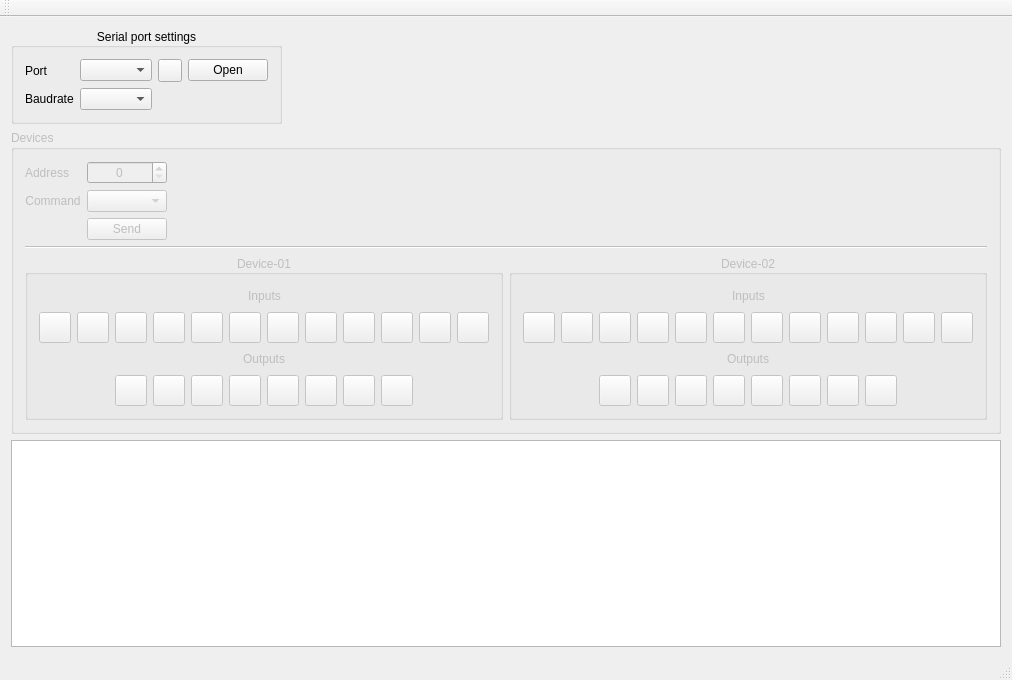
vlarry/emulator, file mainwindow.ui: the form before one commit.
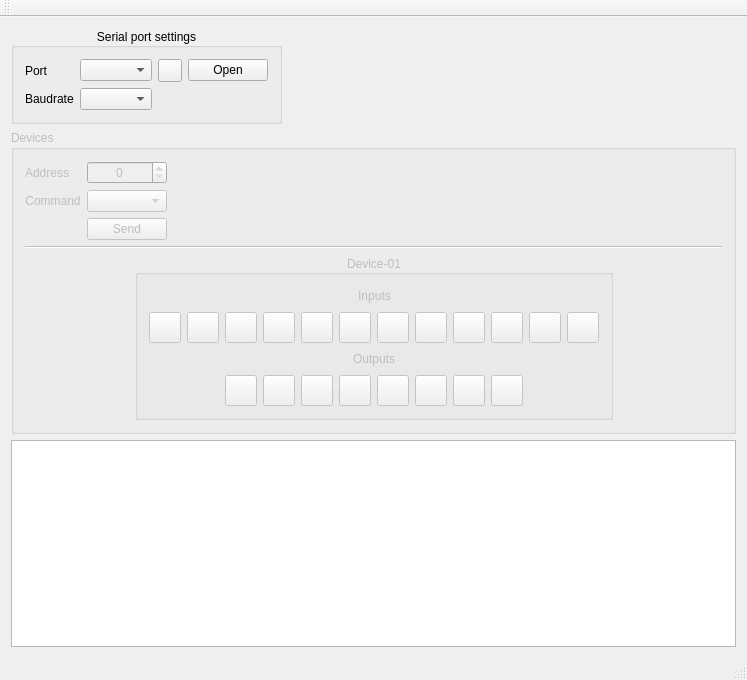
The form after the commit. Icons and pictures are not drawn. Custom widgets are drawn as their Qt base class.

```diff
--- a/mainwindow.ui
+++ b/mainwindow.ui
@@ -6,7 +6,7 @@
    <rect>
     <x>0</x>
     <y>0</y>
-    <width>978</width>
+    <width>747</width>
     <height>680</height>
    </rect>
   </property>
@@ -807,542 +807,6 @@
            </layout>
           </widget>
          </item>
-         <item>
-          <widget class="QGroupBox" name="groupDevice_02">
-           <property name="sizePolicy">
-            <sizepolicy hsizetype="Fixed" vsizetype="Fixed">
-             <horstretch>0</horstretch>
-             <verstretch>0</verstretch>
-            </sizepolicy>
-           </property>
-           <property name="title">
-            <string>Device-02</string>
-           </property>
-           <property name="alignment">
-            <set>Qt::AlignCenter</set>
-           </property>
-           <layout class="QVBoxLayout" name="verticalLayout_2">
-            <item>
-             <layout class="QHBoxLayout" name="horizontalLayout_6">
-              <item>
-               <spacer name="horizontalSpacer_6">
-                <property name="orientation">
-                 <enum>Qt::Horizontal</enum>
-                </property>
-                <property name="sizeHint" stdset="0">
-                 <size>
-                  <width>40</width>
-                  <height>20</height>
-                 </size>
-                </property>
-               </spacer>
-              </item>
-              <item>
-               <widget class="QLabel" name="lblInputs_2">
-                <property name="text">
-                 <string>Inputs</string>
-                </property>
-                <property name="alignment">
-                 <set>Qt::AlignCenter</set>
-                </property>
-               </widget>
-              </item>
-              <item>
-               <spacer name="horizontalSpacer_7">
-                <property name="orientation">
-                 <enum>Qt::Horizontal</enum>
-                </property>
-                <property name="sizeHint" stdset="0">
-                 <size>
-                  <width>40</width>
-                  <height>20</height>
-                 </size>
-                </property>
-               </spacer>
-              </item>
-             </layout>
-            </item>
-            <item>
-             <layout class="QHBoxLayout" name="horizontalLayout_7">
-              <item>
-               <widget class="CIODevice" name="IN2_1">
-                <property name="minimumSize">
-                 <size>
-                  <width>24</width>
-                  <height>24</height>
-                 </size>
-                </property>
-                <property name="text">
-                 <string/>
-                </property>
-                <property name="iconSize">
-                 <size>
-                  <width>24</width>
-                  <height>24</height>
-                 </size>
-                </property>
-               </widget>
-              </item>
-              <item>
-               <widget class="CIODevice" name="IN2_2">
-                <property name="minimumSize">
-                 <size>
-                  <width>24</width>
-                  <height>24</height>
-                 </size>
-                </property>
-                <property name="text">
-                 <string/>
-                </property>
-                <property name="iconSize">
-                 <size>
-                  <width>24</width>
-                  <height>24</height>
-                 </size>
-                </property>
-               </widget>
-              </item>
-              <item>
-               <widget class="CIODevice" name="IN2_3">
-                <property name="minimumSize">
-                 <size>
-                  <width>24</width>
-                  <height>24</height>
-                 </size>
-                </property>
-                <property name="text">
-                 <string/>
-                </property>
-                <property name="iconSize">
-                 <size>
-                  <width>24</width>
-                  <height>24</height>
-                 </size>
-                </property>
-               </widget>
-              </item>
-              <item>
-               <widget class="CIODevice" name="IN2_4">
-                <property name="minimumSize">
-                 <size>
-                  <width>24</width>
-                  <height>24</height>
-                 </size>
-                </property>
-                <property name="text">
-                 <string/>
-                </property>
-                <property name="iconSize">
-                 <size>
-                  <width>24</width>
-                  <height>24</height>
-                 </size>
-                </property>
-               </widget>
-              </item>
-              <item>
-               <widget class="CIODevice" name="IN2_5">
-                <property name="minimumSize">
-                 <size>
-                  <width>24</width>
-                  <height>24</height>
-                 </size>
-                </property>
-                <property name="text">
-                 <string/>
-                </property>
-                <property name="iconSize">
-                 <size>
-                  <width>24</width>
-                  <height>24</height>
-                 </size>
-                </property>
-               </widget>
-              </item>
-              <item>
-               <widget class="CIODevice" name="IN2_6">
-                <property name="minimumSize">
-                 <size>
-                  <width>24</width>
-                  <height>24</height>
-                 </size>
-                </property>
-                <property name="text">
-                 <string/>
-                </property>
-                <property name="iconSize">
-                 <size>
-                  <width>24</width>
-                  <height>24</height>
-                 </size>
-                </property>
-               </widget>
-              </item>
-              <item>
-               <widget class="CIODevice" name="IN2_7">
-                <property name="minimumSize">
-                 <size>
-                  <width>24</width>
-                  <height>24</height>
-                 </size>
-                </property>
-                <property name="text">
-                 <string/>
-                </property>
-                <property name="iconSize">
-                 <size>
-                  <width>24</width>
-                  <height>24</height>
-                 </size>
-                </property>
-               </widget>
-              </item>
-              <item>
-               <widget class="CIODevice" name="IN2_8">
-                <property name="minimumSize">
-                 <size>
-                  <width>24</width>
-                  <height>24</height>
-                 </size>
-                </property>
-                <property name="text">
-                 <string/>
-                </property>
-                <property name="iconSize">
-                 <size>
-                  <width>24</width>
-                  <height>24</height>
-                 </size>
-                </property>
-               </widget>
-              </item>
-              <item>
-               <widget class="CIODevice" name="IN2_9">
-                <property name="minimumSize">
-                 <size>
-                  <width>24</width>
-                  <height>24</height>
-                 </size>
-                </property>
-                <property name="text">
-                 <string/>
-                </property>
-                <property name="iconSize">
-                 <size>
-                  <width>24</width>
-                  <height>24</height>
-                 </size>
-                </property>
-               </widget>
-              </item>
-              <item>
-               <widget class="CIODevice" name="IN2_10">
-                <property name="minimumSize">
-                 <size>
-                  <width>24</width>
-                  <height>24</height>
-                 </size>
-                </property>
-                <property name="text">
-                 <string/>
-                </property>
-                <property name="iconSize">
-                 <size>
-                  <width>24</width>
-                  <height>24</height>
-                 </size>
-                </property>
-               </widget>
-              </item>
-              <item>
-               <widget class="CIODevice" name="IN2_11">
-                <property name="minimumSize">
-                 <size>
-                  <width>24</width>
-                  <height>24</height>
-                 </size>
-                </property>
-                <property name="text">
-                 <string/>
-                </property>
-                <property name="iconSize">
-                 <size>
-                  <width>24</width>
-                  <height>24</height>
-                 </size>
-                </property>
-               </widget>
-              </item>
-              <item>
-               <widget class="CIODevice" name="IN2_12">
-                <property name="minimumSize">
-                 <size>
-                  <width>24</width>
-                  <height>24</height>
-                 </size>
-                </property>
-                <property name="text">
-                 <string/>
-                </property>
-                <property name="iconSize">
-                 <size>
-                  <width>24</width>
-                  <height>24</height>
-                 </size>
-                </property>
-               </widget>
-              </item>
-             </layout>
-            </item>
-            <item>
-             <layout class="QHBoxLayout" name="horizontalLayout_8">
-              <item>
-               <spacer name="horizontalSpacer_12">
-                <property name="orientation">
-                 <enum>Qt::Horizontal</enum>
-                </property>
-                <property name="sizeHint" stdset="0">
-                 <size>
-                  <width>40</width>
-                  <height>20</height>
-                 </size>
-                </property>
-               </spacer>
-              </item>
-              <item>
-               <widget class="QLabel" name="lblInputs_4">
-                <property name="text">
-                 <string>Outputs</string>
-                </property>
-                <property name="alignment">
-                 <set>Qt::AlignCenter</set>
-                </property>
-               </widget>
-              </item>
-              <item>
-               <spacer name="horizontalSpacer_13">
-                <property name="orientation">
-                 <enum>Qt::Horizontal</enum>
-                </property>
-                <property name="sizeHint" stdset="0">
-                 <size>
-                  <width>40</width>
-                  <height>20</height>
-                 </size>
-                </property>
-               </spacer>
-              </item>
-             </layout>
-            </item>
-            <item>
-             <layout class="QHBoxLayout" name="horizontalLayout_9">
-              <item>
-               <spacer name="horizontalSpacer_9">
-                <property name="orientation">
-                 <enum>Qt::Horizontal</enum>
-                </property>
-                <property name="sizeHint" stdset="0">
-                 <size>
-                  <width>40</width>
-                  <height>20</height>
-                 </size>
-                </property>
-               </spacer>
-              </item>
-              <item>
-               <widget class="CIODevice" name="OUT2_1">
-                <property name="minimumSize">
-                 <size>
-                  <width>24</width>
-                  <height>24</height>
-                 </size>
-                </property>
-                <property name="text">
-                 <string/>
-                </property>
-                <property name="iconSize">
-                 <size>
-                  <width>24</width>
-                  <height>24</height>
-                 </size>
-                </property>
-                <property name="checkable">
-                 <bool>true</bool>
-                </property>
-               </widget>
-              </item>
-              <item>
-               <widget class="CIODevice" name="OUT2_2">
-                <property name="minimumSize">
-                 <size>
-                  <width>24</width>
-                  <height>24</height>
-                 </size>
-                </property>
-                <property name="text">
-                 <string/>
-                </property>
-                <property name="iconSize">
-                 <size>
-                  <width>24</width>
-                  <height>24</height>
-                 </size>
-                </property>
-                <property name="checkable">
-                 <bool>true</bool>
-                </property>
-               </widget>
-              </item>
-              <item>
-               <widget class="CIODevice" name="OUT2_3">
-                <property name="minimumSize">
-                 <size>
-                  <width>24</width>
-                  <height>24</height>
-                 </size>
-                </property>
-                <property name="text">
-                 <string/>
-                </property>
-                <property name="iconSize">
-                 <size>
-                  <width>24</width>
-                  <height>24</height>
-                 </size>
-                </property>
-                <property name="checkable">
-                 <bool>true</bool>
-                </property>
-               </widget>
-              </item>
-              <item>
-               <widget class="CIODevice" name="OUT2_4">
-                <property name="minimumSize">
-                 <size>
-                  <width>24</width>
-                  <height>24</height>
-                 </size>
-                </property>
-                <property name="text">
-                 <string/>
-                </property>
-                <property name="iconSize">
-                 <size>
-                  <width>24</width>
-                  <height>24</height>
-                 </size>
-                </property>
-                <property name="checkable">
-                 <bool>true</bool>
-                </property>
-               </widget>
-              </item>
-              <item>
-               <widget class="CIODevice" name="OUT2_5">
-                <property name="minimumSize">
-                 <size>
-                  <width>24</width>
-                  <height>24</height>
-                 </size>
-                </property>
-                <property name="text">
-                 <string/>
-                </property>
-                <property name="iconSize">
-                 <size>
-                  <width>24</width>
-                  <height>24</height>
-                 </size>
-                </property>
-                <property name="checkable">
-                 <bool>true</bool>
-                </property>
-               </widget>
-              </item>
-              <item>
-               <widget class="CIODevice" name="OUT2_6">
-                <property name="minimumSize">
-                 <size>
-                  <width>24</width>
-                  <height>24</height>
-                 </size>
-                </property>
-                <property name="text">
-                 <string/>
-                </property>
-                <property name="iconSize">
-                 <size>
-                  <width>24</width>
-                  <height>24</height>
-                 </size>
-                </property>
-                <property name="checkable">
-                 <bool>true</bool>
-                </property>
-               </widget>
-              </item>
-              <item>
-               <widget class="CIODevice" name="OUT2_7">
-                <property name="minimumSize">
-                 <size>
-                  <width>24</width>
-                  <height>24</height>
-                 </size>
-                </property>
-                <property name="text">
-                 <string/>
-                </property>
-                <property name="iconSize">
-                 <size>
-                  <width>24</width>
-                  <height>24</height>
-                 </size>
-                </property>
-                <property name="checkable">
-                 <bool>true</bool>
-                </property>
-               </widget>
-              </item>
-              <item>
-               <widget class="CIODevice" name="OUT2_8">
-                <property name="minimumSize">
-                 <size>
-                  <width>24</width>
-                  <height>24</height>
-                 </size>
-                </property>
-                <property name="text">
-                 <string/>
-                </property>
-                <property name="iconSize">
-                 <size>
-                  <width>24</width>
-                  <height>24</height>
-                 </size>
-                </property>
-                <property name="checkable">
-                 <bool>true</bool>
-                </property>
-               </widget>
-              </item>
-              <item>
-               <spacer name="horizontalSpacer_8">
-                <property name="orientation">
-                 <enum>Qt::Horizontal</enum>
-                </property>
-                <property name="sizeHint" stdset="0">
-                 <size>
-                  <width>40</width>
-                  <height>20</height>
-                 </size>
-                </property>
-               </spacer>
-              </item>
-             </layout>
-            </item>
-           </layout>
-          </widget>
-         </item>
          <item>
           <spacer name="horizontalSpacer_15">
            <property name="orientation">
```
Left out of the diff: 44 changed lines with no effect on the pictures.
